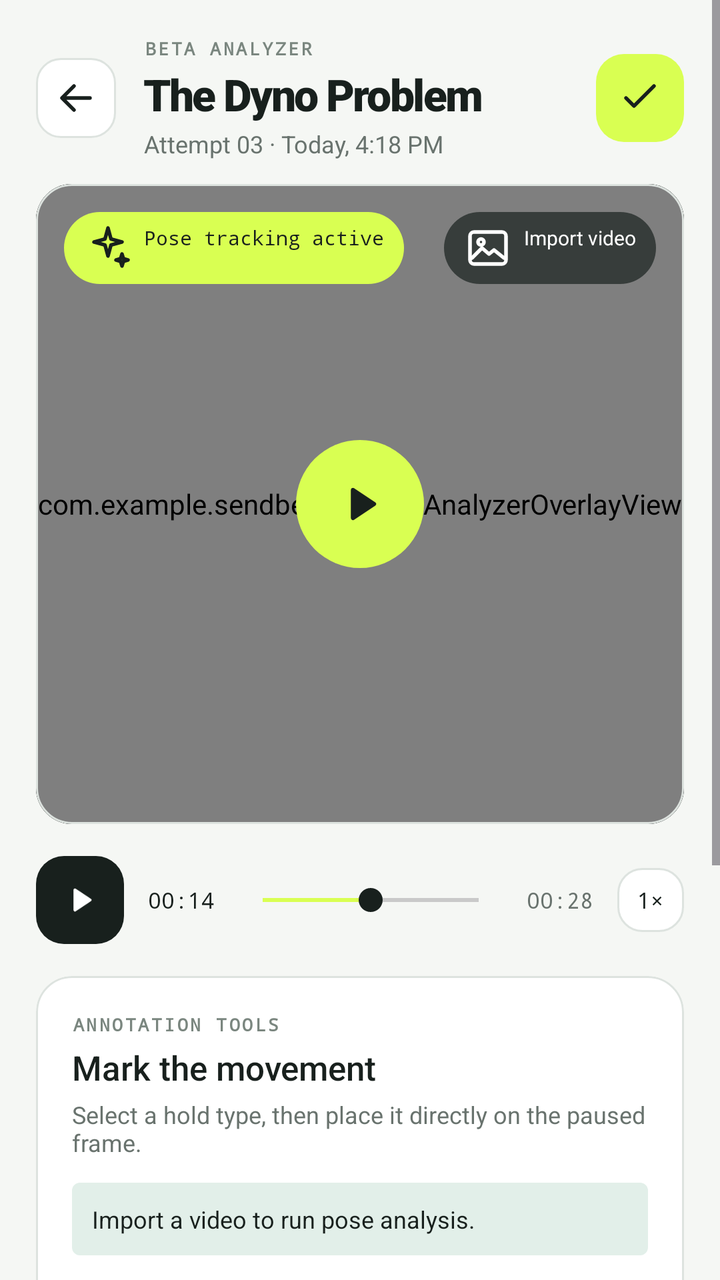
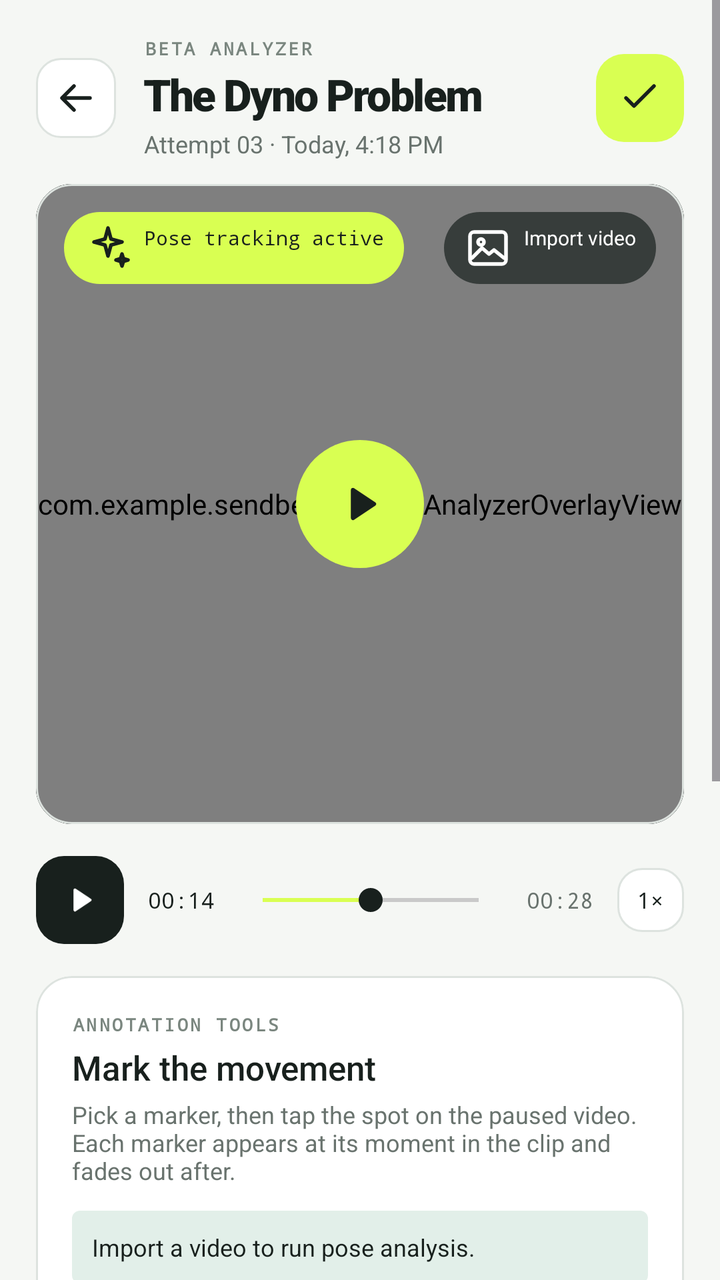

Before-and-after screenshots of an Android layout around one commit, followed by the original layout XML and the change that was made.
<!-- AndroidManifest.xml: application theme Theme.SendBeta -->
<!-- res/layout/fragment_analyzer.xml -->
<?xml version="1.0" encoding="utf-8"?>
<ScrollView
    xmlns:android="http://schemas.android.com/apk/res/android"
    xmlns:app="http://schemas.android.com/apk/res-auto"
    android:layout_width="match_parent"
    android:layout_height="match_parent"
    android:background="@color/paper"
    android:fillViewport="true">

    <LinearLayout
        android:layout_width="match_parent"
        android:layout_height="wrap_content"
        android:orientation="vertical"
        android:paddingBottom="100dp">

        
        <LinearLayout
            android:layout_width="match_parent"
            android:layout_height="wrap_content"
            android:gravity="center_vertical"
            android:orientation="horizontal"
            android:paddingHorizontal="18dp"
            android:paddingTop="18dp"
            android:paddingBottom="12dp">

            <ImageButton
                android:id="@+id/btn_back"
                android:layout_width="40dp"
                android:layout_height="40dp"
                android:background="@drawable/button_outlined"
                android:contentDescription="Back"
                android:src="@drawable/ic_back"
                app:tint="@color/ink" />

            <LinearLayout
                android:layout_width="0dp"
                android:layout_height="wrap_content"
                android:layout_marginStart="14dp"
                android:layout_weight="1"
                android:orientation="vertical">

                <TextView
                    android:layout_width="wrap_content"
                    android:layout_height="wrap_content"
                    android:fontFamily="monospace"
                    android:letterSpacing="0.13"
                    android:text="BETA ANALYZER"
                    android:textAllCaps="true"
                    android:textColor="#7A867F"
                    android:textSize="9sp"
                    android:textStyle="bold" />

                <TextView
                    android:id="@+id/analyzer_title"
                    android:layout_width="wrap_content"
                    android:layout_height="wrap_content"
                    android:layout_marginTop="2dp"
                    android:fontFamily="sans-serif-black"
                    android:letterSpacing="-0.04"
                    android:text="The Dyno Problem"
                    android:textColor="@color/ink"
                    android:textSize="22sp" />

                <TextView
                    android:id="@+id/analyzer_subtitle"
                    android:layout_width="wrap_content"
                    android:layout_height="wrap_content"
                    android:layout_marginTop="2dp"
                    android:text="Attempt 03 · Today, 4:18 PM"
                    android:textColor="@color/muted"
                    android:textSize="12sp" />
            </LinearLayout>

            
            <ImageButton
                android:id="@+id/btn_done"
                android:layout_width="44dp"
                android:layout_height="44dp"
                android:background="@drawable/button_lime"
                android:contentDescription="Done"
                android:src="@drawable/ic_check"
                app:tint="@color/ink" />
        </LinearLayout>

        
        <com.google.android.material.card.MaterialCardView
            android:id="@+id/video_card"
            android:layout_width="match_parent"
            android:layout_height="320dp"
            android:layout_marginHorizontal="18dp"
            app:cardBackgroundColor="@color/ink"
            app:cardCornerRadius="18dp"
            app:cardElevation="0dp">

            <FrameLayout
                android:layout_width="match_parent"
                android:layout_height="match_parent">

                
                <View
                    android:id="@+id/video_placeholder"
                    android:layout_width="match_parent"
                    android:layout_height="match_parent"
                    android:background="@drawable/camera_placeholder" />

                
                <VideoView
                    android:id="@+id/video_view"
                    android:layout_width="match_parent"
                    android:layout_height="match_parent"
                    android:layout_gravity="center"
                    android:visibility="gone" />

                
                <com.example.sendbeta.ui.BetaAnalyzerOverlayView
                    android:id="@+id/overlay_canvas"
                    android:layout_width="match_parent"
                    android:layout_height="match_parent" />

                
                <TextView
                    android:layout_width="wrap_content"
                    android:layout_height="wrap_content"
                    android:layout_gravity="top|start"
                    android:layout_margin="14dp"
                    android:background="@drawable/badge_pose_tracking"
                    android:drawableStart="@drawable/ic_spark"
                    android:drawablePadding="6dp"
                    android:fontFamily="monospace"
                    android:paddingHorizontal="10dp"
                    android:paddingVertical="6dp"
                    android:id="@+id/pose_badge"
                    android:text="Pose tracking active"
                    android:textColor="@color/ink"
                    android:textSize="10sp"
                    app:drawableTint="@color/ink" />

                
                <TextView
                    android:id="@+id/btn_import_video"
                    android:layout_width="wrap_content"
                    android:layout_height="wrap_content"
                    android:layout_gravity="top|end"
                    android:layout_margin="14dp"
                    android:background="@drawable/camera_overlay_pill"
                    android:drawableStart="@drawable/ic_gallery"
                    android:drawablePadding="6dp"
                    android:paddingHorizontal="10dp"
                    android:paddingVertical="6dp"
                    android:text="Import video"
                    android:textColor="@color/white"
                    android:textSize="10sp"
                    app:drawableTint="@color/white" />

                
                <FrameLayout
                    android:id="@+id/btn_play_center"
                    android:layout_width="64dp"
                    android:layout_height="64dp"
                    android:layout_gravity="center"
                    android:background="@drawable/play_button_lime">

                    <ImageView
                        android:id="@+id/icon_play_center"
                        android:layout_width="28dp"
                        android:layout_height="28dp"
                        android:layout_gravity="center"
                        android:src="@drawable/ic_play"
                        app:tint="@color/ink" />
                </FrameLayout>
            </FrameLayout>
        </com.google.android.material.card.MaterialCardView>

        
        <LinearLayout
            android:layout_width="match_parent"
            android:layout_height="wrap_content"
            android:gravity="center_vertical"
            android:orientation="horizontal"
            android:paddingHorizontal="18dp"
            android:paddingTop="16dp">

            
            <FrameLayout
                android:id="@+id/btn_play_small"
                android:layout_width="44dp"
                android:layout_height="44dp"
                android:background="@drawable/button_dark">

                <ImageView
                    android:id="@+id/icon_play_small"
                    android:layout_width="20dp"
                    android:layout_height="20dp"
                    android:layout_gravity="center"
                    android:src="@drawable/ic_play"
                    app:tint="@color/white" />
            </FrameLayout>

            
            <TextView
                android:id="@+id/time_current"
                android:layout_width="wrap_content"
                android:layout_height="wrap_content"
                android:layout_marginStart="12dp"
                android:fontFamily="monospace"
                android:text="00:14"
                android:textColor="@color/ink"
                android:textSize="11sp" />

            
            <SeekBar
                android:id="@+id/scrub_bar"
                android:layout_width="0dp"
                android:layout_height="wrap_content"
                android:layout_marginHorizontal="8dp"
                android:layout_weight="1"
                android:max="280"
                android:progress="140"
                android:progressTint="@color/lime"
                android:thumbTint="@color/ink" />

            
            <TextView
                android:id="@+id/time_total"
                android:layout_width="wrap_content"
                android:layout_height="wrap_content"
                android:fontFamily="monospace"
                android:text="00:28"
                android:textColor="@color/muted"
                android:textSize="11sp" />

            
            <TextView
                android:id="@+id/btn_speed"
                android:layout_width="wrap_content"
                android:layout_height="32dp"
                android:layout_marginStart="12dp"
                android:background="@drawable/button_outlined"
                android:fontFamily="monospace"
                android:gravity="center"
                android:paddingHorizontal="10dp"
                android:text="1×"
                android:textColor="@color/ink"
                android:textSize="11sp" />
        </LinearLayout>

        
        <com.google.android.material.card.MaterialCardView
            android:layout_width="match_parent"
            android:layout_height="wrap_content"
            android:layout_marginHorizontal="18dp"
            android:layout_marginTop="16dp"
            app:cardBackgroundColor="@color/white"
            app:cardCornerRadius="18dp"
            app:cardElevation="0dp"
            app:strokeColor="@color/line"
            app:strokeWidth="1dp">

            <LinearLayout
                android:layout_width="match_parent"
                android:layout_height="wrap_content"
                android:orientation="vertical"
                android:padding="18dp">

                
                <TextView
                    android:layout_width="wrap_content"
                    android:layout_height="wrap_content"
                    android:fontFamily="monospace"
                    android:letterSpacing="0.13"
                    android:text="ANNOTATION TOOLS"
                    android:textAllCaps="true"
                    android:textColor="#7A867F"
                    android:textSize="9sp"
                    android:textStyle="bold" />

                <TextView
                    android:layout_width="wrap_content"
                    android:layout_height="wrap_content"
                    android:layout_marginTop="4dp"
                    android:fontFamily="sans-serif-medium"
                    android:text="Mark the movement"
                    android:textColor="@color/ink"
                    android:textSize="17sp" />

                <TextView
                    android:layout_width="wrap_content"
                    android:layout_height="wrap_content"
                    android:layout_marginTop="4dp"
                    android:text="Select a hold type, then place it directly on the paused frame."
                    android:textColor="@color/muted"
                    android:textSize="12sp" />

                
                <TextView
                    android:id="@+id/analysis_summary"
                    android:layout_width="match_parent"
                    android:layout_height="wrap_content"
                    android:layout_marginTop="12dp"
                    android:background="@drawable/stat_badge"
                    android:padding="10dp"
                    android:text="Import a video to run pose analysis."
                    android:textColor="@color/ink"
                    android:textSize="12sp" />

                
                <LinearLayout
                    android:id="@+id/row_start"
                    android:background="?attr/selectableItemBackground"
                    android:clickable="true"
                    android:focusable="true"
                    android:paddingVertical="4dp"
                    android:layout_width="match_parent"
                    android:layout_height="wrap_content"
                    android:layout_marginTop="18dp"
                    android:gravity="center_vertical"
                    android:orientation="horizontal">

                    <TextView
                        android:layout_width="28dp"
                        android:layout_height="28dp"
                        android:background="@drawable/hold_badge_ink"
                        android:fontFamily="monospace"
                        android:gravity="center"
                        android:text="1"
                        android:textColor="@color/white"
                        android:textSize="12sp"
                        android:textStyle="bold" />

                    <LinearLayout
                        android:layout_width="0dp"
                        android:layout_height="wrap_content"
                        android:layout_marginStart="14dp"
                        android:layout_weight="1"
                        android:orientation="vertical">

                        <TextView
                            android:layout_width="wrap_content"
                            android:layout_height="wrap_content"
                            android:text="Start hold"
                            android:textColor="@color/ink"
                            android:textSize="14sp"
                            android:textStyle="bold" />

                        <TextView
                            android:layout_width="wrap_content"
                            android:layout_height="wrap_content"
                            android:id="@+id/sub_start"
                            android:text="Opening position"
                            android:textColor="@color/muted"
                            android:textSize="11sp" />
                    </LinearLayout>

                    <ImageView
                        android:layout_width="24dp"
                        android:layout_height="24dp"
                        android:id="@+id/icon_start"
                        android:src="@drawable/ic_plus"
                        app:tint="@color/muted" />
                </LinearLayout>

                
                <View
                    android:layout_width="match_parent"
                    android:layout_height="1dp"
                    android:layout_marginVertical="14dp"
                    android:background="@color/line" />

                
                <LinearLayout
                    android:id="@+id/row_crux"
                    android:background="?attr/selectableItemBackground"
                    android:clickable="true"
                    android:focusable="true"
                    android:paddingVertical="4dp"
                    android:layout_width="match_parent"
                    android:layout_height="wrap_content"
                    android:gravity="center_vertical"
                    android:orientation="horizontal">

                    <TextView
                        android:layout_width="28dp"
                        android:layout_height="28dp"
                        android:background="@drawable/hold_badge_lime"
                        android:fontFamily="monospace"
                        android:gravity="center"
                        android:text="2"
                        android:textColor="@color/ink"
                        android:textSize="12sp"
                        android:textStyle="bold" />

                    <LinearLayout
                        android:layout_width="0dp"
                        android:layout_height="wrap_content"
                        android:layout_marginStart="14dp"
                        android:layout_weight="1"
                        android:orientation="vertical">

                        <TextView
                            android:layout_width="wrap_content"
                            android:layout_height="wrap_content"
                            android:text="Crux hold"
                            android:textColor="@color/ink"
                            android:textSize="14sp"
                            android:textStyle="bold" />

                        <TextView
                            android:layout_width="wrap_content"
                            android:layout_height="wrap_content"
                            android:id="@+id/sub_crux"
                            android:text="Hardest move"
                            android:textColor="@color/muted"
                            android:textSize="11sp" />
                    </LinearLayout>

                    <ImageView
                        android:layout_width="24dp"
                        android:layout_height="24dp"
                        android:id="@+id/icon_crux"
                        android:src="@drawable/ic_plus"
                        app:tint="@color/muted" />
                </LinearLayout>

                
                <View
                    android:layout_width="match_parent"
                    android:layout_height="1dp"
                    android:layout_marginVertical="14dp"
                    android:background="@color/line" />

                
                <LinearLayout
                    android:id="@+id/row_top"
                    android:background="?attr/selectableItemBackground"
                    android:clickable="true"
                    android:focusable="true"
                    android:paddingVertical="4dp"
                    android:layout_width="match_parent"
                    android:layout_height="wrap_content"
                    android:gravity="center_vertical"
                    android:orientation="horizontal">

                    <TextView
                        android:layout_width="28dp"
                        android:layout_height="28dp"
                        android:background="@drawable/hold_badge_ink"
                        android:fontFamily="monospace"
                        android:gravity="center"
                        android:text="3"
                        android:textColor="@color/white"
                        android:textSize="12sp"
                        android:textStyle="bold" />

                    <LinearLayout
                        android:layout_width="0dp"
                        android:layout_height="wrap_content"
                        android:layout_marginStart="14dp"
                        android:layout_weight="1"
                        android:orientation="vertical">

                        <TextView
                            android:layout_width="wrap_content"
                            android:layout_height="wrap_content"
                            android:text="Top hold"
                            android:textColor="@color/ink"
                            android:textSize="14sp"
                            android:textStyle="bold" />

                        <TextView
                            android:layout_width="wrap_content"
                            android:layout_height="wrap_content"
                            android:id="@+id/sub_top"
                            android:text="Finish position"
                            android:textColor="@color/muted"
                            android:textSize="11sp" />
                    </LinearLayout>

                    <ImageView
                        android:layout_width="24dp"
                        android:layout_height="24dp"
                        android:id="@+id/icon_top"
                        android:src="@drawable/ic_plus"
                        app:tint="@color/muted" />
                </LinearLayout>
            </LinearLayout>
        </com.google.android.material.card.MaterialCardView>
    </LinearLayout>
</ScrollView>
<!-- resources referenced by this layout -->
<resources>
  <color name="ink">#18201d</color>
  <color name="lime">#d9ff52</color>
  <color name="line">#dde3df</color>
  <color name="muted">#69736e</color>
  <color name="paper">#f5f7f4</color>
  <color name="white">#ffffff</color>
  <!-- drawable badge_pose_tracking (drawable) -->
  <?xml version="1.0" encoding="utf-8"?>
  <shape xmlns:android="http://schemas.android.com/apk/res/android"
      android:shape="rectangle">
      <solid android:color="@color/lime" />
      <corners android:radius="20dp" />
  </shape>
  <!-- drawable button_dark (drawable) -->
  <?xml version="1.0" encoding="utf-8"?>
  <shape xmlns:android="http://schemas.android.com/apk/res/android"
      android:shape="rectangle">
      <solid android:color="@color/ink" />
      <corners android:radius="14dp" />
  </shape>
  <!-- drawable button_lime (drawable) -->
  <?xml version="1.0" encoding="utf-8"?>
  <shape xmlns:android="http://schemas.android.com/apk/res/android"
      android:shape="rectangle">
      <solid android:color="@color/lime" />
      <corners android:radius="14dp" />
  </shape>
  <!-- drawable button_outlined (drawable) -->
  <?xml version="1.0" encoding="utf-8"?>
  <shape xmlns:android="http://schemas.android.com/apk/res/android"
      android:shape="rectangle">
      <solid android:color="@color/white" />
      <stroke
          android:width="1dp"
          android:color="@color/line" />
      <corners android:radius="12dp" />
  </shape>
  <!-- drawable camera_overlay_pill (drawable) -->
  <?xml version="1.0" encoding="utf-8"?>
  <shape xmlns:android="http://schemas.android.com/apk/res/android"
      android:shape="rectangle">
      <solid android:color="#B018201d" />
      <corners android:radius="20dp" />
  </shape>
  <!-- drawable camera_placeholder (drawable) -->
  <?xml version="1.0" encoding="utf-8"?>
  <shape xmlns:android="http://schemas.android.com/apk/res/android"
      android:shape="rectangle">
      <gradient
          android:angle="135"
          android:startColor="#2d3a35"
          android:endColor="#1a2420"
          android:type="linear" />
  </shape>
  <!-- drawable hold_badge_ink (drawable) -->
  <?xml version="1.0" encoding="utf-8"?>
  <shape xmlns:android="http://schemas.android.com/apk/res/android"
      android:shape="oval">
      <solid android:color="@color/ink" />
  </shape>
  <!-- drawable hold_badge_lime (drawable) -->
  <?xml version="1.0" encoding="utf-8"?>
  <shape xmlns:android="http://schemas.android.com/apk/res/android"
      android:shape="oval">
      <solid android:color="@color/lime" />
  </shape>
  <!-- drawable play_button_lime (drawable) -->
  <?xml version="1.0" encoding="utf-8"?>
  <shape xmlns:android="http://schemas.android.com/apk/res/android"
      android:shape="oval">
      <solid android:color="@color/lime" />
  </shape>
  <!-- drawable stat_badge (drawable) -->
  <?xml version="1.0" encoding="utf-8"?>
  <shape xmlns:android="http://schemas.android.com/apk/res/android"
      android:shape="rectangle">
      <solid android:color="#201a7f55" />
      <corners android:radius="4dp" />
  </shape>
  <style name="Theme.SendBeta" parent="Base.Theme.SendBeta" />
  <color name="lime_dark">#b9e72a</color>
  <style name="Widget.SendBeta.CardView" parent="Widget.Material3.CardView.Outlined">
          <item name="cardBackgroundColor">@color/white</item>
          <item name="cardCornerRadius">14dp</item>
          <item name="cardElevation">0dp</item>
          <item name="strokeColor">@color/line</item>
          <item name="strokeWidth">1dp</item>
      </style>
  <style name="Widget.SendBeta.Chip" parent="Widget.Material3.Chip.Filter">
          <item name="chipBackgroundColor">@color/chip_background_color</item>
          <item name="chipStrokeColor">@color/line</item>
          <item name="chipStrokeWidth">1dp</item>
          <item name="android:textColor">@color/chip_text_color</item>
          <item name="chipCornerRadius">20dp</item>
      </style>
  <!-- unchanged entries left out for length: 7 -->
</resources>

<!-- the commit's change to res/layout/fragment_analyzer.xml (unified diff, before → after) -->
@@ -287,7 +287,7 @@
                     android:layout_width="wrap_content"
                     android:layout_height="wrap_content"
                     android:layout_marginTop="4dp"
-                    android:text="Select a hold type, then place it directly on the paused frame."
+                    android:text="Pick a marker, then tap the spot on the paused video. Each marker appears at its moment in the clip and fades out after."
                     android:textColor="@color/muted"
                     android:textSize="12sp" />
 
@@ -461,7 +461,7 @@
                         <TextView
                             android:layout_width="wrap_content"
                             android:layout_height="wrap_content"
-                            android:text="Top hold"
+                            android:text="Finish hold"
                             android:textColor="@color/ink"
                             android:textSize="14sp"
                             android:textStyle="bold" />
@@ -482,6 +482,49 @@
                         android:src="@drawable/ic_plus"
                         app:tint="@color/muted" />
                 </LinearLayout>
+
+                
+                <TextView
+                    android:layout_width="wrap_content"
+                    android:layout_height="wrap_content"
+                    android:layout_marginTop="16dp"
+                    android:fontFamily="monospace"
+                    android:letterSpacing="0.13"
+                    android:text="MORE MARKERS"
+                    android:textColor="@color/muted"
+                    android:textSize="10sp" />
+
+                <com.google.android.material.chip.ChipGroup
+                    android:id="@+id/marker_chips"
+                    android:layout_width="match_parent"
+                    android:layout_height="wrap_content"
+                    android:layout_marginTop="6dp" />
+
+                
+                <TextView
+                    android:layout_width="wrap_content"
+                    android:layout_height="wrap_content"
+                    android:layout_marginTop="16dp"
+                    android:fontFamily="monospace"
+                    android:letterSpacing="0.13"
+                    android:text="YOUR ANNOTATIONS"
+                    android:textColor="@color/muted"
+                    android:textSize="10sp" />
+
+                <LinearLayout
+                    android:id="@+id/annotation_list"
+                    android:layout_width="match_parent"
+                    android:layout_height="wrap_content"
+                    android:orientation="vertical" />
+
+                <TextView
+                    android:id="@+id/annotation_empty"
+                    android:layout_width="wrap_content"
+                    android:layout_height="wrap_content"
+                    android:layout_marginTop="6dp"
+                    android:text="No markers yet."
+                    android:textColor="@color/muted"
+                    android:textSize="12sp" />
             </LinearLayout>
         </com.google.android.material.card.MaterialCardView>
     </LinearLayout>
